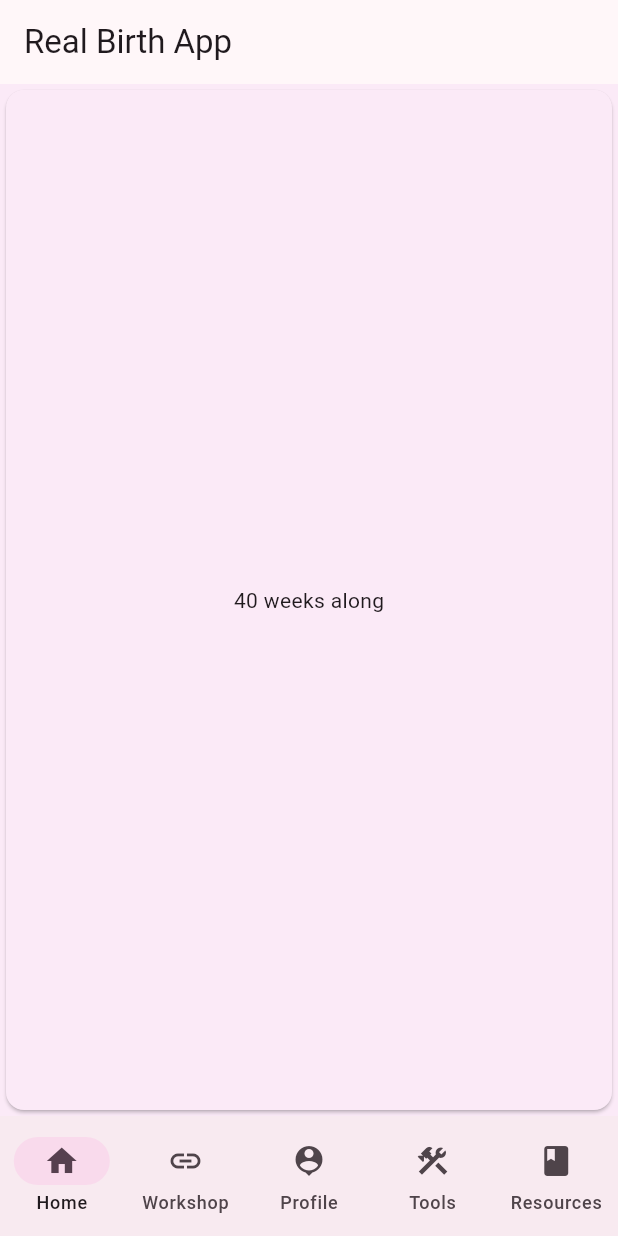
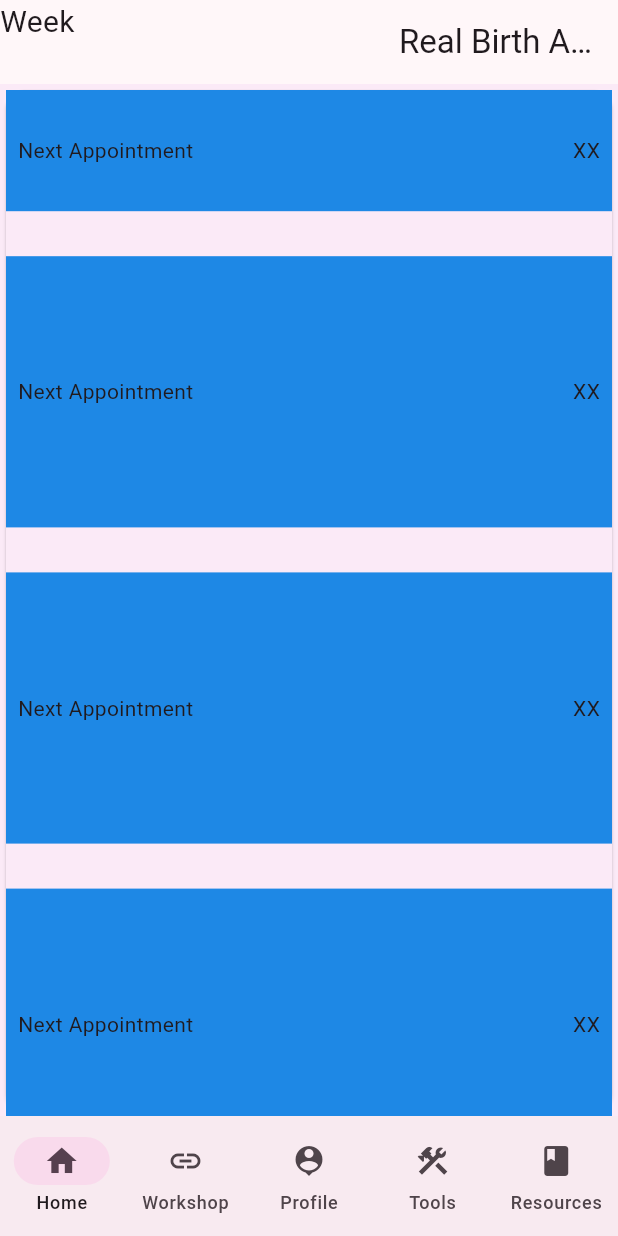
Before and after one commit to angela-ire/The-Real-Birth-Company-Limited-mobile-app, a Flutter app: the Navigation screen opened directly, on a phone screen of 412 x 824 dp. Run offline on Flutter 3.47's test engine with Material 3 defaults, Android fonts, the light colour scheme and no system bars; our stand-ins replace calendar_date_picker2, cloud_firestore, firebase_auth, firebase_core, get, webview_flutter; missing offline and left inert: birth_picker, mobile_scanner, pdfrx, webview_flutter_wkwebview; accounts and stored records are empty; statements that could not run were skipped.

Commit message:
changing UI, still figuring out best way to work on ui

```diff
--- a/lib/views/homePageView.dart
+++ b/lib/views/homePageView.dart
@@ -40,7 +40,7 @@ class _Navigation extends State<Navigation>{
   Widget build(BuildContext context){
     final ThemeData theme = Theme.of(context);
     return Scaffold(
-      appBar: AppBar(leading: null, title: Text("Real Birth App"),),
+      appBar: AppBar(leading: Text("Week", style: TextStyle(fontSize: 20, ),textAlign: ,), title: Text("Real Birth App"),leadingWidth: 250,),
       bottomNavigationBar: NavigationBar(onDestinationSelected: (int index){
         setState(() {
           currentPageIndex = index;
@@ -60,12 +60,85 @@ class _Navigation extends State<Navigation>{
         //HOME
         Card( color: Color.fromARGB(255, 251, 234, 247),
           child: Center(
-            child: FutureBuilder(future: FUTURE, builder: (context, snapshot){
+            child: Column(
+              children: [
+                Container(
+                constraints: BoxConstraints.expand(
+                height: Theme.of(context).textTheme.headlineMedium!.fontSize! * 1.1 + 50.0,
+                ),
+                padding: const EdgeInsets.all(8.0),
+                color: Colors.blue[600],
+                alignment: Alignment.center,
+                child: Row(
+                  mainAxisAlignment: MainAxisAlignment.spaceBetween,
+                  children: [
+                    Text("Next Appointment", textAlign: TextAlign.left,),
+                    Text("XX", textAlign: TextAlign.right,)
+                  ],
+                ),
+                ),
+
+                const SizedBox(height: 30,),
+
+                Container(
+                  constraints: BoxConstraints.expand(
+                height: Theme.of(context).textTheme.headlineMedium!.fontSize! * 1.1 + 150.0,
+                ),
+                padding: const EdgeInsets.all(8.0),
+                color: Colors.blue[600],
+                alignment: Alignment.center,
+                child: Row(
+                  mainAxisAlignment: MainAxisAlignment.spaceBetween,
+                  children: [
+                    Text("Next Appointment", textAlign: TextAlign.left,),
+                    Text("XX", textAlign: TextAlign.right,)
+                  ],
+                ),
+                ),
+
+                const SizedBox(height: 30,),
+
+                Container(
+                  constraints: BoxConstraints.expand(
+                height: Theme.of(context).textTheme.headlineMedium!.fontSize! * 1.1 + 150.0,
+                ),
+                padding: const EdgeInsets.all(8.0),
+                color: Colors.blue[600],
+                alignment: Alignment.center,
+                child: Row(
+                  mainAxisAlignment: MainAxisAlignment.spaceBetween,
+                  children: [
+                    Text("Next Appointment", textAlign: TextAlign.left,),
+                    Text("XX", textAlign: TextAlign.right,)
+                  ],
+                ),
+                ),
+
+                const SizedBox(height: 30,),
+
+                Container(
+                  constraints: BoxConstraints.expand(
+                height: Theme.of(context).textTheme.headlineMedium!.fontSize! * 1.1 + 150.0,),
+                padding: const EdgeInsets.all(8.0),
+                color: Colors.blue[600],
+                alignment: Alignment.center,
+                child: Row(
+                  mainAxisAlignment: MainAxisAlignment.spaceBetween,
+                  children: [
+                    Text("Next Appointment", textAlign: TextAlign.left,),
+                    Text("XX", textAlign: TextAlign.right,)
+                  ],
+                ),
+                ),
+
+              ]
+            )
+            /*FutureBuilder(future: FUTURE, builder: (context, snapshot){
               if(snapshot.hasData){
                 return Text("${(40 - snapshot.data!).toString()} weeks along");
               }
               else{return Text("");}
-            }),
+            }),*/
           )
         ),
 
```
